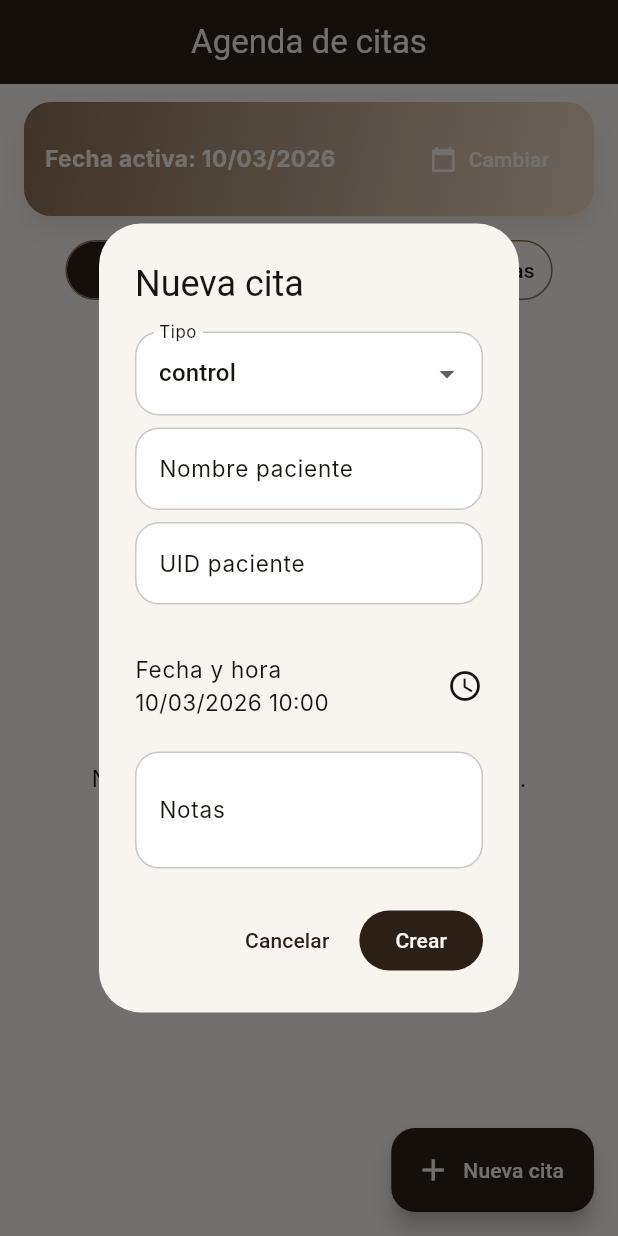
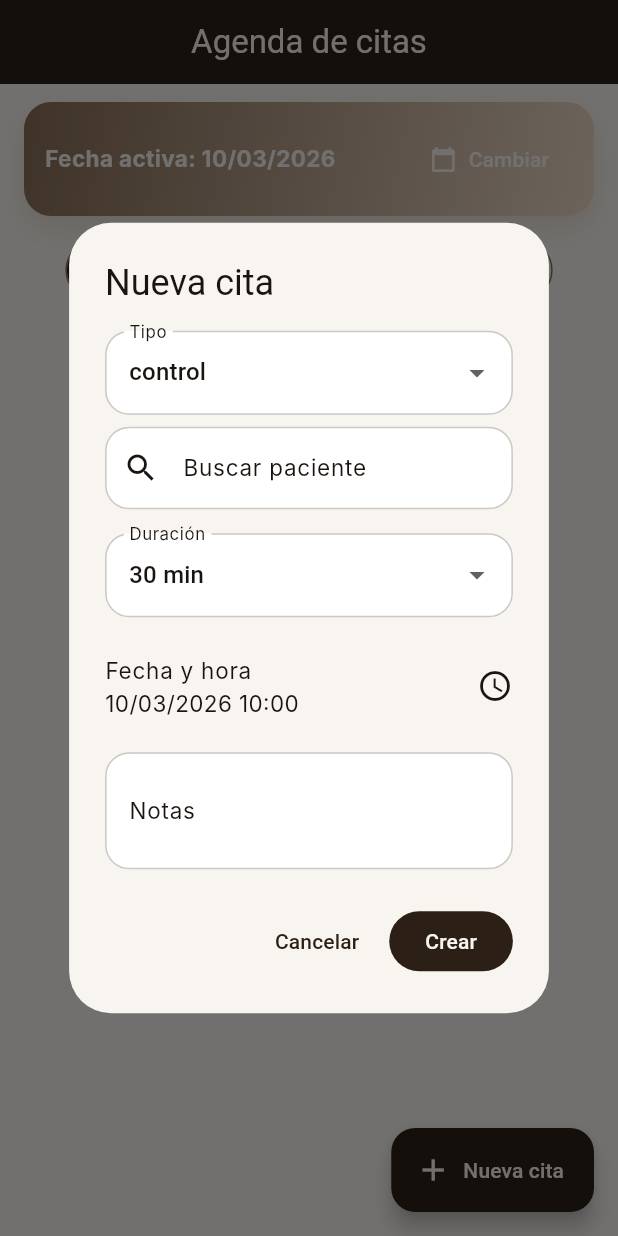
Before and after one commit to UNIVERSIDAD21/OCG-WebUser, a Flutter app: the AdminAppointmentsScreen screen opened by its route, after a tap on "Nueva cita", on a phone screen of 412 x 824 dp. Run offline on Flutter 3.47's test engine with Material 3 defaults, Android fonts, the phone set to English and light mode, and no system bars; our stand-ins replace cloud_firestore, cloud_functions, firebase_auth, firebase_core, firebase_messaging, firebase_storage and 3 more; accounts and stored records are empty; Roboto replaces fonts that are missing (Inter).

```diff
--- a/ocg_proyect/lib/features/dashboard/presentation/admin_appointments_screen.dart
+++ b/ocg_proyect/lib/features/dashboard/presentation/admin_appointments_screen.dart
@@ -3,6 +3,7 @@ import 'package:flutter_riverpod/flutter_riverpod.dart';
 
 import '../../appointments/data/models/appointment_model.dart';
 import '../../appointments/providers/appointments_provider.dart';
+import '../../patients/data/models/patient_model.dart';
 import '../../patients/providers/patients_provider.dart';
 import '../../../shared/theme/ocg_colors.dart';
 
@@ -157,10 +158,12 @@ class _AdminAppointmentsScreenState extends ConsumerState<AdminAppointmentsScree
     DateTime baseDate,
   ) async {
     final patients = ref.read(filteredPatientsProvider);
-    final patientNameCtrl = TextEditingController();
-    final patientIdCtrl = TextEditingController();
+    final patientSearchCtrl = TextEditingController();
     final notesCtrl = TextEditingController();
+    String? selectedPatientId;
+    String? selectedPatientName;
     AppointmentType type = AppointmentType.control;
+    int durationMinutes = 30;
     DateTime dateTime = baseDate.add(const Duration(hours: 10));
 
     await showDialog<void>(
@@ -182,33 +185,65 @@ class _AdminAppointmentsScreenState extends ConsumerState<AdminAppointmentsScree
                     decoration: const InputDecoration(labelText: 'Tipo'),
                   ),
                   const SizedBox(height: 8),
-                  TextFormField(
-                    controller: patientNameCtrl,
-                    decoration: const InputDecoration(labelText: 'Nombre paciente'),
+                  Autocomplete<PatientModel>(
+                    optionsBuilder: (textEditingValue) {
+                      final query = textEditingValue.text.trim().toLowerCase();
+                      if (query.isEmpty) return patients;
+
+                      return patients.where((patient) {
+                        return patient.nombre.toLowerCase().contains(query) ||
+                            patient.id.toLowerCase().contains(query);
+                      });
+                    },
+                    displayStringForOption: (patient) => '${patient.nombre} • CC ${patient.id}',
+                    onSelected: (patient) {
+                      setState(() {
+                        selectedPatientId = patient.id;
+                        selectedPatientName = patient.nombre;
+                        patientSearchCtrl.text = '${patient.nombre} • CC ${patient.id}';
+                      });
+                    },
+                    fieldViewBuilder: (context, controller, focusNode, onFieldSubmitted) {
+                      controller.text = patientSearchCtrl.text;
+                      return TextFormField(
+                        controller: controller,
+                        focusNode: focusNode,
+                        decoration: const InputDecoration(
+                          labelText: 'Buscar paciente',
+                          hintText: 'Nombre completo o cédula',
+                          prefixIcon: Icon(Icons.search),
+                        ),
+                      );
+                    },
                   ),
                   const SizedBox(height: 8),
-                  TextFormField(
-                    controller: patientIdCtrl,
-                    decoration: const InputDecoration(labelText: 'UID paciente'),
-                  ),
-                  const SizedBox(height: 8),
-                  if (patients.isNotEmpty)
+                  if (selectedPatientName != null && selectedPatientId != null)
                     Align(
                       alignment: Alignment.centerLeft,
-                      child: Wrap(
-                        spacing: 6,
-                        runSpacing: 6,
-                        children: patients.take(6).map((p) {
-                          return ActionChip(
-                            label: Text(p.nombre),
-                            onPressed: () {
-                              patientNameCtrl.text = p.nombre;
-                              patientIdCtrl.text = p.id;
-                            },
-                          );
-                        }).toList(),
+                      child: Chip(
+                        label: Text('$selectedPatientName • CC $selectedPatientId'),
+                        deleteIcon: const Icon(Icons.close, size: 16),
+                        onDeleted: () {
+                          setState(() {
+                            selectedPatientId = null;
+                            selectedPatientName = null;
+                            patientSearchCtrl.clear();
+                          });
+                        },
                       ),
                     ),
+                  const SizedBox(height: 8),
+                  DropdownButtonFormField<int>(
+                    initialValue: durationMinutes,
+                    items: const [30, 45, 60, 90]
+                        .map((minutes) => DropdownMenuItem<int>(
+                              value: minutes,
+                              child: Text('$minutes min'),
+                            ))
+                        .toList(),
+                    onChanged: (value) => setState(() => durationMinutes = value ?? 30),
+                    decoration: const InputDecoration(labelText: 'Duración'),
+                  ),
                   const SizedBox(height: 10),
                   ListTile(
                     contentPadding: EdgeInsets.zero,
@@ -256,9 +291,12 @@ class _AdminAppointmentsScreenState extends ConsumerState<AdminAppointmentsScree
               TextButton(onPressed: () => Navigator.of(context).pop(), child: const Text('Cancelar')),
               FilledButton(
                 onPressed: () async {
-                  if (patientNameCtrl.text.trim().isEmpty || patientIdCtrl.text.trim().isEmpty) {
+                  if (selectedPatientId == null || selectedPatientName == null) {
                     ScaffoldMessenger.of(context).showSnackBar(
-                      const SnackBar(content: Text('Completa nombre y UID del paciente.')),
+                      const SnackBar(
+                        content: Text('Selecciona un paciente'),
+                        backgroundColor: OcgColors.error,
+                      ),
                     );
                     return;
                   }
@@ -267,12 +305,12 @@ class _AdminAppointmentsScreenState extends ConsumerState<AdminAppointmentsScree
                     await ref.read(appointmentsRepositoryProvider).createAppointment(
                           AppointmentModel(
                             id: '',
-                            patientId: patientIdCtrl.text.trim(),
-                            patientName: patientNameCtrl.text.trim(),
+                            patientId: selectedPatientId!,
+                            patientName: selectedPatientName!,
                             tipo: type,
                             estado: AppointmentStatus.programada,
                             fechaHora: dateTime,
-                            duracionMinutos: 30,
+                            duracionMinutos: durationMinutes,
                             notas: notesCtrl.text.trim(),
                           ),
                         );
```
Also changed, not shown: 1 other file.
